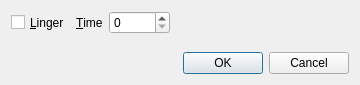
Old version of the form branches/trunk/UI/spot-on-listener-socket-options.ui in the repository textbrowser/spot-on.
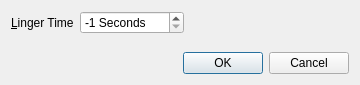
New version of the form. Icons and pictures are not drawn.

Commit message: New file. Socket options changes.

The edit to the form file:
```diff
--- a/branches/trunk/UI/spot-on-listener-socket-options.ui
+++ b/branches/trunk/UI/spot-on-listener-socket-options.ui
@@ -17,23 +17,10 @@
   <layout class="QVBoxLayout" name="verticalLayout">
    <item>
     <layout class="QHBoxLayout" name="horizontalLayout">
-     <item>
-      <widget class="QCheckBox" name="linger">
-       <property name="sizePolicy">
-        <sizepolicy hsizetype="Minimum" vsizetype="Preferred">
-         <horstretch>0</horstretch>
-         <verstretch>0</verstretch>
-        </sizepolicy>
-       </property>
-       <property name="text">
-        <string>&amp;Linger</string>
-       </property>
-      </widget>
-     </item>
      <item>
       <widget class="QLabel" name="label">
        <property name="text">
-        <string>&amp;Time</string>
+        <string>&amp;Linger Time</string>
        </property>
        <property name="buddy">
         <cstring>linger_time</cstring>
@@ -42,8 +29,17 @@
      </item>
      <item>
       <widget class="QSpinBox" name="linger_time">
+       <property name="suffix">
+        <string> Seconds</string>
+       </property>
+       <property name="minimum">
+        <number>-1</number>
+       </property>
        <property name="maximum">
-        <number>65536</number>
+        <number>3600</number>
+       </property>
+       <property name="value">
+        <number>-1</number>
        </property>
       </widget>
      </item>
```
Left out of the diff: 1 changed line with no effect on the pictures. The commit also changes 14 other files.
